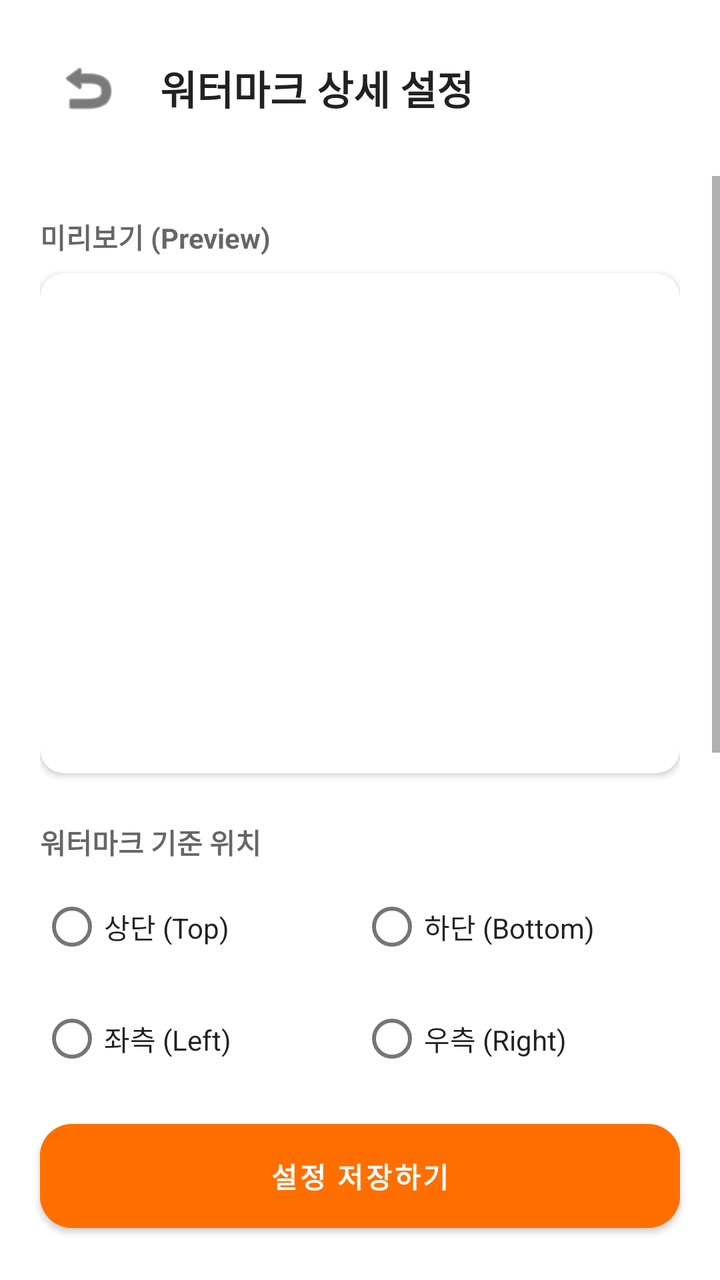
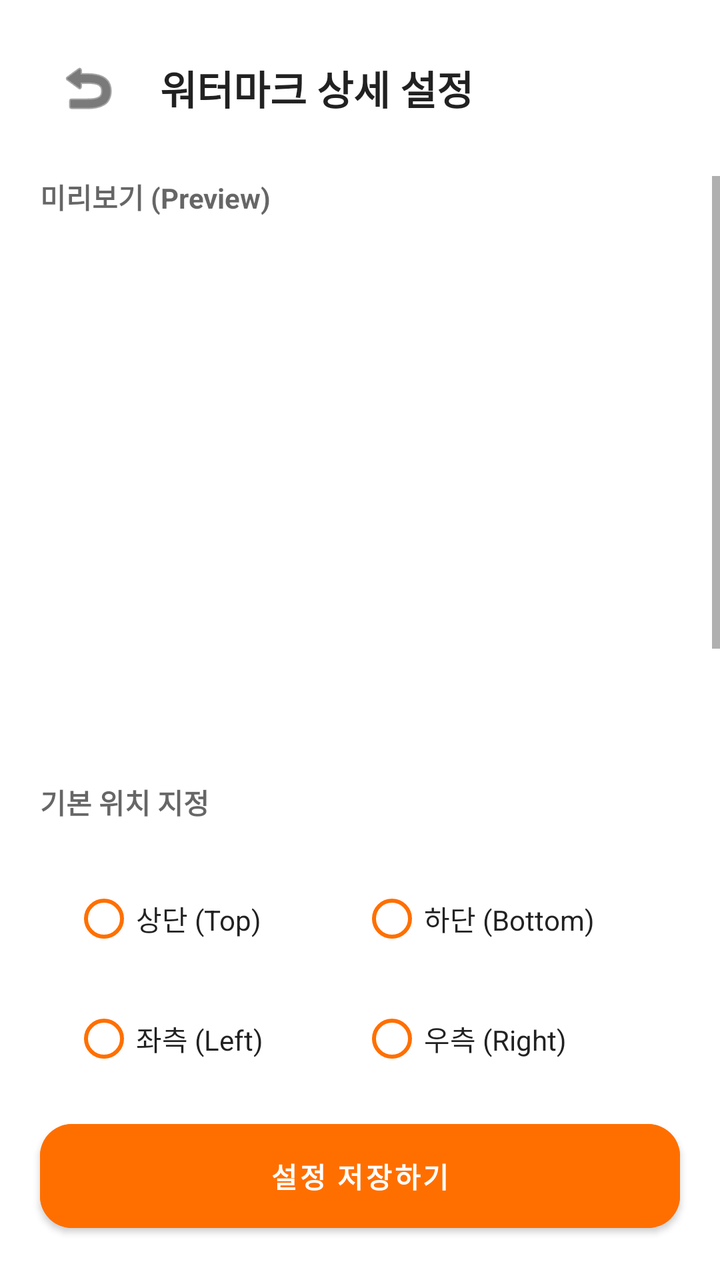

The first picture is an Android layout as it rendered before a commit; the second is the same layout after the commit. The layout source and the unified diff follow.
<!-- AndroidManifest.xml: application theme Theme.Siteboard -->
<!-- res/layout/activity_watermark_settings.xml -->
<?xml version="1.0" encoding="utf-8"?>
<androidx.constraintlayout.widget.ConstraintLayout
    xmlns:android="http://schemas.android.com/apk/res/android"
    xmlns:app="http://schemas.android.com/apk/res-auto"
    android:layout_width="match_parent"
    android:layout_height="match_parent"
    android:background="?android:attr/windowBackground">

    <LinearLayout
        android:id="@+id/layoutTop"
        android:layout_width="match_parent"
        android:layout_height="wrap_content"
        android:orientation="horizontal"
        android:padding="20dp"
        android:gravity="center_vertical"
        app:layout_constraintTop_toTopOf="parent">
        <ImageButton android:id="@+id/btnBack" android:layout_width="48dp" android:layout_height="48dp" android:src="@android:drawable/ic_menu_revert" android:background="?attr/selectableItemBackgroundBorderless" app:tint="?android:attr/textColorPrimary"/>
        <TextView android:layout_width="wrap_content" android:layout_height="wrap_content" android:text="워터마크 상세 설정" android:textSize="20sp" android:textStyle="bold" android:textColor="?android:attr/textColorPrimary" android:layout_marginStart="12dp"/>
    </LinearLayout>

    <ScrollView
        android:layout_width="match_parent"
        android:layout_height="0dp"
        app:layout_constraintTop_toBottomOf="@id/layoutTop"
        app:layout_constraintBottom_toTopOf="@id/btnSaveSettings">

        <LinearLayout android:layout_width="match_parent" android:layout_height="wrap_content" android:orientation="vertical" android:padding="20dp">
            <TextView android:layout_width="wrap_content" android:layout_height="wrap_content" android:text="미리보기 (Preview)" android:textStyle="bold" android:textColor="?android:attr/textColorSecondary" android:layout_marginBottom="8dp"/>
            <androidx.cardview.widget.CardView android:layout_width="match_parent" android:layout_height="250dp" app:cardCornerRadius="12dp" app:cardElevation="2dp" app:cardBackgroundColor="?attr/colorSurface" android:layout_marginBottom="24dp">
                <ImageView android:id="@+id/ivPreview" android:layout_width="match_parent" android:layout_height="match_parent" android:scaleType="centerCrop" />
            </androidx.cardview.widget.CardView>

            <TextView android:layout_width="wrap_content" android:layout_height="wrap_content" android:text="워터마크 기준 위치" android:textStyle="bold" android:textColor="?android:attr/textColorSecondary" android:layout_marginBottom="8dp"/>
            <RadioGroup android:id="@+id/rgVertical" android:layout_width="match_parent" android:layout_height="wrap_content" android:orientation="horizontal" android:layout_marginBottom="8dp">
                <RadioButton android:id="@+id/rbTop" android:layout_width="0dp" android:layout_weight="1" android:layout_height="wrap_content" android:text="상단 (Top)" android:textColor="?android:attr/textColorPrimary"/>
                <RadioButton android:id="@+id/rbBottom" android:layout_width="0dp" android:layout_weight="1" android:layout_height="wrap_content" android:text="하단 (Bottom)" android:textColor="?android:attr/textColorPrimary"/>
            </RadioGroup>
            <RadioGroup android:id="@+id/rgHorizontal" android:layout_width="match_parent" android:layout_height="wrap_content" android:orientation="horizontal" android:layout_marginBottom="24dp">
                <RadioButton android:id="@+id/rbLeft" android:layout_width="0dp" android:layout_weight="1" android:layout_height="wrap_content" android:text="좌측 (Left)" android:textColor="?android:attr/textColorPrimary"/>
                <RadioButton android:id="@+id/rbRight" android:layout_width="0dp" android:layout_weight="1" android:layout_height="wrap_content" android:text="우측 (Right)" android:textColor="?android:attr/textColorPrimary"/>
            </RadioGroup>

            <TextView android:id="@+id/tvMarginX" android:layout_width="wrap_content" android:layout_height="wrap_content" android:text="가로 여백 (X): 50px" android:textStyle="bold" android:textColor="?android:attr/textColorSecondary"/>
            <SeekBar android:id="@+id/sbMarginX" android:layout_width="match_parent" android:layout_height="wrap_content" android:max="300" android:progressTint="#FF6F00" android:thumbTint="#FF6F00" android:layout_marginBottom="16dp"/>

            <TextView android:id="@+id/tvMarginY" android:layout_width="wrap_content" android:layout_height="wrap_content" android:text="세로 여백 (Y): 50px" android:textStyle="bold" android:textColor="?android:attr/textColorSecondary"/>
            <SeekBar android:id="@+id/sbMarginY" android:layout_width="match_parent" android:layout_height="wrap_content" android:max="300" android:progressTint="#FF6F00" android:thumbTint="#FF6F00" android:layout_marginBottom="24dp"/>

            <TextView android:id="@+id/tvFontSize" android:layout_width="wrap_content" android:layout_height="wrap_content" android:text="글씨 크기: 40pt" android:textStyle="bold" android:textColor="?android:attr/textColorSecondary"/>
            <SeekBar android:id="@+id/sbFontSize" android:layout_width="match_parent" android:layout_height="wrap_content" android:max="100" android:progressTint="#FF6F00" android:thumbTint="#FF6F00" android:layout_marginBottom="24dp"/>

            <com.google.android.material.switchmaterial.SwitchMaterial
                android:id="@+id/switchBgBox"
                android:layout_width="match_parent"
                android:layout_height="wrap_content"
                android:text="반투명 배경 박스 사용 (글씨 강조)"
                android:textColor="?android:attr/textColorPrimary"
                android:textStyle="bold"
                app:thumbTint="#FFFFFF"
                app:trackTint="#FF6F00"
                android:layout_marginBottom="32dp"/>
        </LinearLayout>
    </ScrollView>

    <Button
        android:id="@+id/btnSaveSettings"
        android:layout_width="match_parent" android:layout_height="64dp"
        android:layout_margin="20dp" android:text="설정 저장하기"
        android:textColor="#FFFFFF" android:textStyle="bold"
        android:backgroundTint="#FF6F00" app:cornerRadius="16dp"
        app:layout_constraintBottom_toBottomOf="parent"/>
</androidx.constraintlayout.widget.ConstraintLayout>
<!-- resources referenced by this layout -->
<resources>
  <style name="Theme.Siteboard" parent="Theme.MaterialComponents.DayNight.NoActionBar">
  
          <item name="colorPrimary">#7C4DFF</item>
          <item name="colorPrimaryVariant">#3700B3</item>
          <item name="colorOnPrimary">#FFFFFF</item>
  
          <item name="colorSecondary">#FF6F00</item>
          <item name="colorSecondaryVariant">#FF6F00</item>
          <item name="colorOnSecondary">#FFFFFF</item>
  
          <item name="android:statusBarColor">?attr/colorPrimaryVariant</item>
  
          <item name="android:windowSplashScreenBackground" tools:targetApi="s">?android:attr/windowBackground</item>
  
          <item name="android:windowSplashScreenAnimatedIcon" tools:targetApi="s">@android:color/transparent</item>
  
          <item name="android:windowSplashScreenAnimationDuration" tools:targetApi="s">0</item>
      </style>
</resources>

<!-- the commit's change to res/layout/activity_watermark_settings.xml (unified diff, before → after) -->
@@ -22,43 +22,71 @@
         android:layout_width="match_parent"
         android:layout_height="0dp"
         app:layout_constraintTop_toBottomOf="@id/layoutTop"
-        app:layout_constraintBottom_toTopOf="@id/btnSaveSettings">
+        app:layout_constraintBottom_toTopOf="@id/btnSaveSettings"
+        android:clipToPadding="false"
+        android:paddingBottom="20dp">
 
-        <LinearLayout android:layout_width="match_parent" android:layout_height="wrap_content" android:orientation="vertical" android:padding="20dp">
+        <LinearLayout android:layout_width="match_parent" android:layout_height="wrap_content" android:orientation="vertical" android:paddingHorizontal="20dp">
+
             <TextView android:layout_width="wrap_content" android:layout_height="wrap_content" android:text="미리보기 (Preview)" android:textStyle="bold" android:textColor="?android:attr/textColorSecondary" android:layout_marginBottom="8dp"/>
-            <androidx.cardview.widget.CardView android:layout_width="match_parent" android:layout_height="250dp" app:cardCornerRadius="12dp" app:cardElevation="2dp" app:cardBackgroundColor="?attr/colorSurface" android:layout_marginBottom="24dp">
+            <androidx.cardview.widget.CardView android:layout_width="match_parent" android:layout_height="250dp" app:cardCornerRadius="16dp" app:cardElevation="0dp" app:cardBackgroundColor="?attr/colorSurface" android:layout_marginBottom="24dp">
                 <ImageView android:id="@+id/ivPreview" android:layout_width="match_parent" android:layout_height="match_parent" android:scaleType="centerCrop" />
             </androidx.cardview.widget.CardView>
 
-            <TextView android:layout_width="wrap_content" android:layout_height="wrap_content" android:text="워터마크 기준 위치" android:textStyle="bold" android:textColor="?android:attr/textColorSecondary" android:layout_marginBottom="8dp"/>
-            <RadioGroup android:id="@+id/rgVertical" android:layout_width="match_parent" android:layout_height="wrap_content" android:orientation="horizontal" android:layout_marginBottom="8dp">
-                <RadioButton android:id="@+id/rbTop" android:layout_width="0dp" android:layout_weight="1" android:layout_height="wrap_content" android:text="상단 (Top)" android:textColor="?android:attr/textColorPrimary"/>
-                <RadioButton android:id="@+id/rbBottom" android:layout_width="0dp" android:layout_weight="1" android:layout_height="wrap_content" android:text="하단 (Bottom)" android:textColor="?android:attr/textColorPrimary"/>
-            </RadioGroup>
-            <RadioGroup android:id="@+id/rgHorizontal" android:layout_width="match_parent" android:layout_height="wrap_content" android:orientation="horizontal" android:layout_marginBottom="24dp">
-                <RadioButton android:id="@+id/rbLeft" android:layout_width="0dp" android:layout_weight="1" android:layout_height="wrap_content" android:text="좌측 (Left)" android:textColor="?android:attr/textColorPrimary"/>
-                <RadioButton android:id="@+id/rbRight" android:layout_width="0dp" android:layout_weight="1" android:layout_height="wrap_content" android:text="우측 (Right)" android:textColor="?android:attr/textColorPrimary"/>
-            </RadioGroup>
+            <TextView android:layout_width="wrap_content" android:layout_height="wrap_content" android:text="기본 위치 지정" android:textStyle="bold" android:textColor="?android:attr/textColorSecondary" android:layout_marginBottom="8dp"/>
+            <androidx.cardview.widget.CardView android:layout_width="match_parent" android:layout_height="wrap_content" app:cardCornerRadius="16dp" app:cardElevation="0dp" app:cardBackgroundColor="?attr/colorSurface" android:layout_marginBottom="24dp">
+                <LinearLayout android:layout_width="match_parent" android:layout_height="wrap_content" android:orientation="vertical" android:padding="16dp">
+                    <RadioGroup android:id="@+id/rgVertical" android:layout_width="match_parent" android:layout_height="wrap_content" android:orientation="horizontal" android:layout_marginBottom="12dp">
+                        <RadioButton android:id="@+id/rbTop" android:layout_width="0dp" android:layout_weight="1" android:layout_height="wrap_content" android:text="상단 (Top)" android:textColor="?android:attr/textColorPrimary" android:buttonTint="#FF6F00"/>
+                        <RadioButton android:id="@+id/rbBottom" android:layout_width="0dp" android:layout_weight="1" android:layout_height="wrap_content" android:text="하단 (Bottom)" android:textColor="?android:attr/textColorPrimary" android:buttonTint="#FF6F00"/>
+                    </RadioGroup>
+                    <RadioGroup android:id="@+id/rgHorizontal" android:layout_width="match_parent" android:layout_height="wrap_content" android:orientation="horizontal">
+                        <RadioButton android:id="@+id/rbLeft" android:layout_width="0dp" android:layout_weight="1" android:layout_height="wrap_content" android:text="좌측 (Left)" android:textColor="?android:attr/textColorPrimary" android:buttonTint="#FF6F00"/>
+                        <RadioButton android:id="@+id/rbRight" android:layout_width="0dp" android:layout_weight="1" android:layout_height="wrap_content" android:text="우측 (Right)" android:textColor="?android:attr/textColorPrimary" android:buttonTint="#FF6F00"/>
+                    </RadioGroup>
+                </LinearLayout>
+            </androidx.cardview.widget.CardView>
 
-            <TextView android:id="@+id/tvMarginX" android:layout_width="wrap_content" android:layout_height="wrap_content" android:text="가로 여백 (X): 50px" android:textStyle="bold" android:textColor="?android:attr/textColorSecondary"/>
-            <SeekBar android:id="@+id/sbMarginX" android:layout_width="match_parent" android:layout_height="wrap_content" android:max="300" android:progressTint="#FF6F00" android:thumbTint="#FF6F00" android:layout_marginBottom="16dp"/>
+            <TextView android:layout_width="wrap_content" android:layout_height="wrap_content" android:text="디테일 미세 조정 (직접 입력 가능)" android:textStyle="bold" android:textColor="?android:attr/textColorSecondary" android:layout_marginBottom="8dp"/>
+            <androidx.cardview.widget.CardView android:layout_width="match_parent" android:layout_height="wrap_content" app:cardCornerRadius="16dp" app:cardElevation="0dp" app:cardBackgroundColor="?attr/colorSurface" android:layout_marginBottom="24dp">
+                <LinearLayout android:layout_width="match_parent" android:layout_height="wrap_content" android:orientation="vertical" android:padding="16dp">
 
-            <TextView android:id="@+id/tvMarginY" android:layout_width="wrap_content" android:layout_height="wrap_content" android:text="세로 여백 (Y): 50px" android:textStyle="bold" android:textColor="?android:attr/textColorSecondary"/>
-            <SeekBar android:id="@+id/sbMarginY" android:layout_width="match_parent" android:layout_height="wrap_content" android:max="300" android:progressTint="#FF6F00" android:thumbTint="#FF6F00" android:layout_marginBottom="24dp"/>
+                    <LinearLayout android:layout_width="match_parent" android:layout_height="wrap_content" android:orientation="horizontal" android:gravity="center_vertical" android:layout_marginBottom="8dp">
+                        <TextView android:layout_width="0dp" android:layout_weight="1" android:layout_height="wrap_content" android:text="가로 여백 (X)" android:textStyle="bold" android:textColor="?android:attr/textColorPrimary"/>
+                        <EditText android:id="@+id/etMarginX" android:layout_width="60dp" android:layout_height="36dp" android:background="#22888888" android:gravity="center" android:inputType="number" android:imeOptions="actionDone" android:textColor="?android:attr/textColorPrimary" android:textSize="14sp"/>
+                        <TextView android:layout_width="wrap_content" android:layout_height="wrap_content" android:text="px" android:textColor="?android:attr/textColorSecondary" android:layout_marginStart="8dp"/>
+                    </LinearLayout>
+                    <SeekBar android:id="@+id/sbMarginX" android:layout_width="match_parent" android:layout_height="wrap_content" android:max="300" android:progressTint="#FF6F00" android:thumbTint="#FF6F00" android:layout_marginBottom="20dp"/>
 
-            <TextView android:id="@+id/tvFontSize" android:layout_width="wrap_content" android:layout_height="wrap_content" android:text="글씨 크기: 40pt" android:textStyle="bold" android:textColor="?android:attr/textColorSecondary"/>
-            <SeekBar android:id="@+id/sbFontSize" android:layout_width="match_parent" android:layout_height="wrap_content" android:max="100" android:progressTint="#FF6F00" android:thumbTint="#FF6F00" android:layout_marginBottom="24dp"/>
+                    <LinearLayout android:layout_width="match_parent" android:layout_height="wrap_content" android:orientation="horizontal" android:gravity="center_vertical" android:layout_marginBottom="8dp">
+                        <TextView android:layout_width="0dp" android:layout_weight="1" android:layout_height="wrap_content" android:text="세로 여백 (Y)" android:textStyle="bold" android:textColor="?android:attr/textColorPrimary"/>
+                        <EditText android:id="@+id/etMarginY" android:layout_width="60dp" android:layout_height="36dp" android:background="#22888888" android:gravity="center" android:inputType="number" android:imeOptions="actionDone" android:textColor="?android:attr/textColorPrimary" android:textSize="14sp"/>
+                        <TextView android:layout_width="wrap_content" android:layout_height="wrap_content" android:text="px" android:textColor="?android:attr/textColorSecondary" android:layout_marginStart="8dp"/>
+                    </LinearLayout>
+                    <SeekBar android:id="@+id/sbMarginY" android:layout_width="match_parent" android:layout_height="wrap_content" android:max="300" android:progressTint="#FF6F00" android:thumbTint="#FF6F00" android:layout_marginBottom="20dp"/>
 
-            <com.google.android.material.switchmaterial.SwitchMaterial
-                android:id="@+id/switchBgBox"
-                android:layout_width="match_parent"
-                android:layout_height="wrap_content"
-                android:text="반투명 배경 박스 사용 (글씨 강조)"
-                android:textColor="?android:attr/textColorPrimary"
-                android:textStyle="bold"
-                app:thumbTint="#FFFFFF"
-                app:trackTint="#FF6F00"
-                android:layout_marginBottom="32dp"/>
+                    <LinearLayout android:layout_width="match_parent" android:layout_height="wrap_content" android:orientation="horizontal" android:gravity="center_vertical" android:layout_marginBottom="8dp">
+                        <TextView android:layout_width="0dp" android:layout_weight="1" android:layout_height="wrap_content" android:text="글씨 크기" android:textStyle="bold" android:textColor="?android:attr/textColorPrimary"/>
+                        <EditText android:id="@+id/etFontSize" android:layout_width="60dp" android:layout_height="36dp" android:background="#22888888" android:gravity="center" android:inputType="number" android:imeOptions="actionDone" android:textColor="?android:attr/textColorPrimary" android:textSize="14sp"/>
+                        <TextView android:layout_width="wrap_content" android:layout_height="wrap_content" android:text="pt" android:textColor="?android:attr/textColorSecondary" android:layout_marginStart="8dp"/>
+                    </LinearLayout>
+                    <SeekBar android:id="@+id/sbFontSize" android:layout_width="match_parent" android:layout_height="wrap_content" android:max="100" android:progressTint="#FF6F00" android:thumbTint="#FF6F00"/>
+                </LinearLayout>
+            </androidx.cardview.widget.CardView>
+
+            <TextView android:layout_width="wrap_content" android:layout_height="wrap_content" android:text="스타일" android:textStyle="bold" android:textColor="?android:attr/textColorSecondary" android:layout_marginBottom="8dp"/>
+            <androidx.cardview.widget.CardView android:layout_width="match_parent" android:layout_height="wrap_content" app:cardCornerRadius="16dp" app:cardElevation="0dp" app:cardBackgroundColor="?attr/colorSurface">
+                <com.google.android.material.switchmaterial.SwitchMaterial
+                    android:id="@+id/switchBgBox"
+                    android:layout_width="match_parent"
+                    android:layout_height="wrap_content"
+                    android:padding="16dp"
+                    android:text="반투명 배경 박스 (글씨 강조)"
+                    android:textColor="?android:attr/textColorPrimary"
+                    android:textStyle="bold"
+                    app:thumbTint="#FFFFFF"
+                    app:trackTint="#FF6F00"/>
+            </androidx.cardview.widget.CardView>
         </LinearLayout>
     </ScrollView>
 
